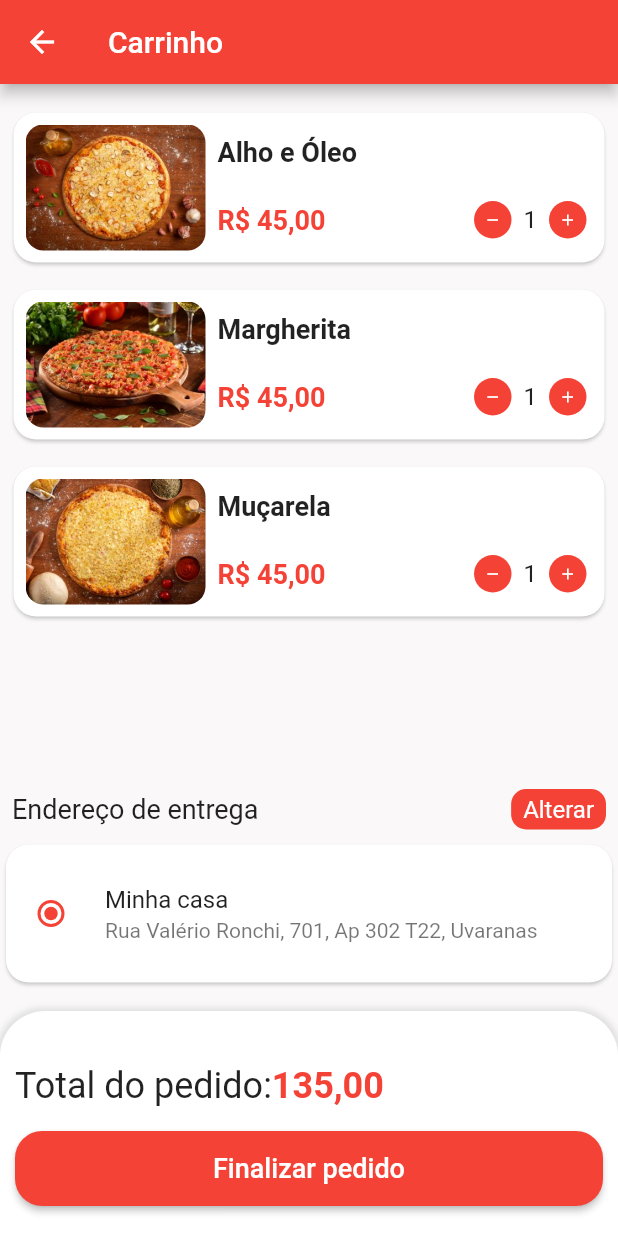
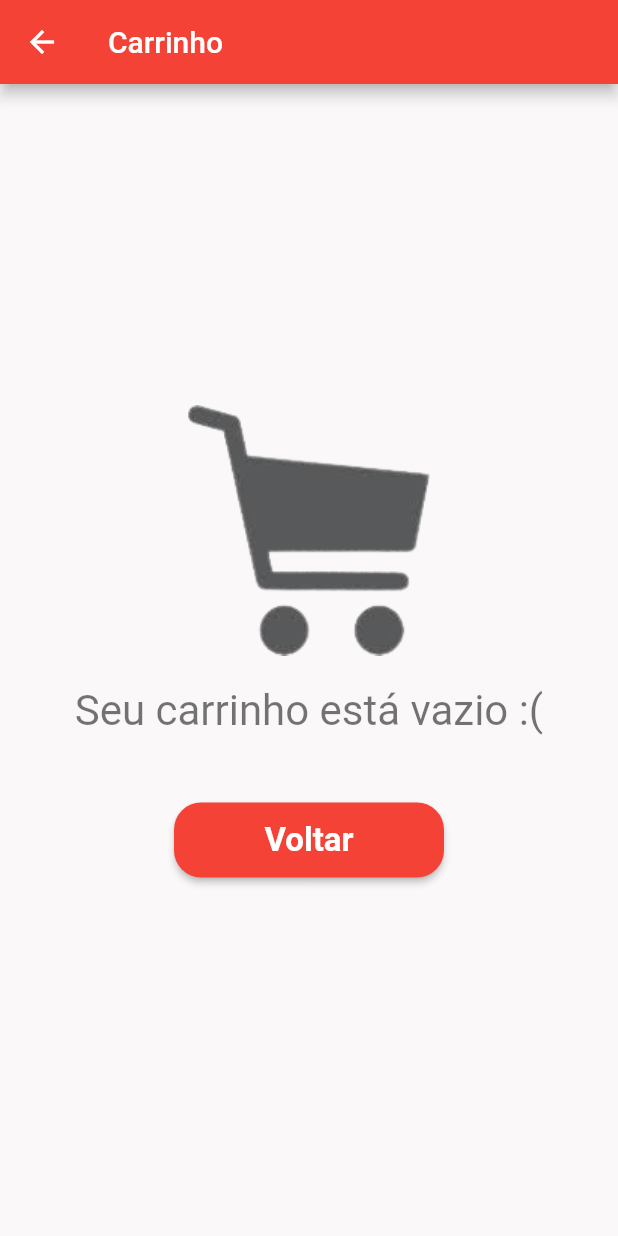
Before and after one commit to abrunaanunes/pizzaria-flutter, a Flutter app: the CartPage screen opened directly, on a phone screen of 412 x 824 dp. Run offline on Flutter 3.47's test engine with Material 2 defaults, Android fonts, the phone set to English and light mode, and no system bars; our stand-ins replace badges, mask_text_input_formatter.

Commit message:
Adicionando provider ao carrinho

```diff
--- a/lib/main.dart
+++ b/lib/main.dart
@@ -1,8 +1,13 @@
 import 'package:flutter/material.dart';
 import 'package:gopizza/src/pages/auth/sign_in_page.dart';
+import 'package:gopizza/src/repositories/cart_repository.dart';
+import 'package:provider/provider.dart';
 
 void main() {
-  runApp(const MyApp());
+  runApp(
+    ChangeNotifierProvider(
+        create: (context) => CartRepository(), child: const MyApp()),
+  );
 }
 
 class MyApp extends StatelessWidget {
--- a/lib/src/pages/cart/cart_page.dart
+++ b/lib/src/pages/cart/cart_page.dart
@@ -2,21 +2,75 @@ import 'package:flutter/material.dart';
 import 'package:gopizza/src/pages/cart/components/product_widget.dart';
 import 'package:gopizza/src/pages/cart/payment_page.dart';
 import 'package:gopizza/src/pages/profile/profile_page.dart';
-import 'package:gopizza/src/repositories/cart_repository.dart'
-    as cart_repository;
+import 'package:gopizza/src/repositories/cart_repository.dart';
 import 'package:gopizza/src/repositories/user_repository.dart'
     as user_repository;
+import 'package:provider/provider.dart';
 
 import '../profile/components/address_widget.dart';
 
-class CartPage extends StatelessWidget {
+class CartPage extends StatefulWidget {
   const CartPage({super.key});
 
   @override
+  State<CartPage> createState() => _CartPageState();
+}
+
+class _CartPageState extends State<CartPage> {
+  late CartRepository cart;
+  @override
   Widget build(BuildContext context) {
+    cart = Provider.of<CartRepository>(context);
     return Scaffold(
       appBar: AppBar(title: const Text("Carrinho")),
-      body: Column(
+      body: Consumer<CartRepository>(builder: (context, cart, child) {
+        return cart.products.isEmpty
+            ? Padding(
+                padding:
+                    const EdgeInsets.symmetric(vertical: 22, horizontal: 12),
+                child: Center(
+                  child: Column(
+                    mainAxisAlignment: MainAxisAlignment.center,
+                    children: [
+                      Image.asset('assets/images/cart.png'),
+                      const Padding(
+                        padding: EdgeInsets.symmetric(vertical: 20),
+                        child: Text(
+                          'Seu carrinho está vazio :(',
+                          style: TextStyle(
+                            fontSize: 28,
+                            color: Colors.black54,
+                          ),
+                        ),
+                      ),
+                      Container(
+                        padding: const EdgeInsets.symmetric(
+                            vertical: 25, horizontal: 10),
+                        height: 100,
+                        width: 200,
+                        child: ElevatedButton(
+                          style: ElevatedButton.styleFrom(
+                            shape: RoundedRectangleBorder(
+                              borderRadius: BorderRadius.circular(18),
+                            ),
+                          ),
+                          onPressed: () {
+                            Navigator.of(context).pop();
+                          },
+                          child: const Text(
+                            "Voltar",
+                            style: TextStyle(
+                              fontSize: 22,
+                              fontWeight: FontWeight.bold,
+                            ),
+                          ),
+                        ),
+                      ),
+                    ],
+                  ),
+                ),
+              )
+            : Column(
                 children: [
                   Expanded(
                     child: Padding(
@@ -28,12 +82,11 @@ class CartPage extends StatelessWidget {
                             child: ListView.separated(
                                 itemBuilder: (_, index) {
                                   return ProductTile(
-                            product: cart_repository.products[index]);
+                                      product: cart.products[index]);
                                 },
                                 separatorBuilder: (_, index) =>
                                     const SizedBox(height: 10),
-                      itemCount: cart_repository.products.length),
-                )),
+                                itemCount: cart.products.length))),
                   ),
                   Column(
                     crossAxisAlignment: CrossAxisAlignment.stretch,
@@ -67,7 +120,8 @@ class CartPage extends StatelessWidget {
                                     vertical: 4, horizontal: 8),
                                 decoration: const BoxDecoration(
                                   color: Colors.red,
-                          borderRadius: BorderRadius.all(Radius.circular(10)),
+                                  borderRadius:
+                                      BorderRadius.all(Radius.circular(10)),
                                 ),
                                 child: const Text(
                                   'Alterar',
@@ -105,8 +159,8 @@ class CartPage extends StatelessWidget {
                               )
                             ]),
                         child: Padding(
-                  padding:
-                      const EdgeInsets.symmetric(horizontal: 10, vertical: 20),
+                          padding: const EdgeInsets.symmetric(
+                              horizontal: 10, vertical: 20),
                           child: Column(
                             crossAxisAlignment: CrossAxisAlignment.stretch,
                             children: [
@@ -159,7 +213,8 @@ class CartPage extends StatelessWidget {
                     ],
                   ),
                 ],
-      ),
+              );
+      }),
     );
   }
 }
--- a/lib/src/pages/home/home_page.dart
+++ b/lib/src/pages/home/home_page.dart
@@ -2,6 +2,8 @@ import 'package:badges/badges.dart';
 import 'package:flutter/material.dart';
 import 'package:gopizza/src/pages/cart/cart_page.dart';
 import 'package:gopizza/src/pages/home/components/product_widget.dart';
+import 'package:gopizza/src/repositories/cart_repository.dart';
+import 'package:provider/provider.dart';
 import 'components/category_widget.dart';
 import 'package:gopizza/src/repositories/home_repository.dart'
     as home_repository;
@@ -14,11 +16,14 @@ class HomePage extends StatefulWidget {
 }
 
 class _HomePageState extends State<HomePage> {
+  late CartRepository cart;
+
   @override
   Widget build(BuildContext context) {
     Color customGreyColor = const Color.fromARGB(255, 68, 66, 67);
     String selectedCategory = 'Tradicionais';
     final size = MediaQuery.of(context).size;
+    cart = Provider.of<CartRepository>(context);
 
     return Scaffold(
         appBar: AppBar(
@@ -42,9 +47,9 @@ class _HomePageState extends State<HomePage> {
                 },
                 child: Badge(
                   badgeColor: Colors.redAccent,
-                  badgeContent: const Text(
-                    '3',
-                    style: TextStyle(color: Colors.white, fontSize: 12),
+                  badgeContent: Text(
+                    cart.products.length.toString(),
+                    style: const TextStyle(color: Colors.white, fontSize: 12),
                   ),
                   child: const Icon(
                     Icons.shopping_cart_outlined,
--- a/lib/src/repositories/cart_repository.dart
+++ b/lib/src/repositories/cart_repository.dart
@@ -1,9 +1,18 @@
+import 'dart:collection';
+import 'package:flutter/cupertino.dart';
 import 'package:gopizza/src/models/product.dart';
 import 'package:gopizza/src/repositories/pizza_repository.dart'
     as pizza_repository;
 
-List<Product> products = [
-  pizza_repository.pizza1,
-  pizza_repository.pizza3,
-  pizza_repository.pizza5,
-];
+class CartRepository extends ChangeNotifier {
+  final List<Product> _products = [];
+
+  UnmodifiableListView<Product> get products => UnmodifiableListView(_products);
+
+  saveAll(List<Product> products) {
+    products.forEach((product) {
+      if (!_products.contains(product)) _products.add(product);
+    });
+    notifyListeners();
+  }
+}
--- a/pubspec.yaml
+++ b/pubspec.yaml
@@ -37,6 +37,7 @@ dependencies:
   mask_text_input_formatter: ^2.4.0
   badges: ^2.0.3
   intl: ^0.17.0
+  provider: ^6.0.4
 
 dev_dependencies:
   flutter_test:
```
Also changed, not shown: assets/images/cart.png (added), pubspec.lock. Lines whose indentation alone changed are shown as unchanged.
